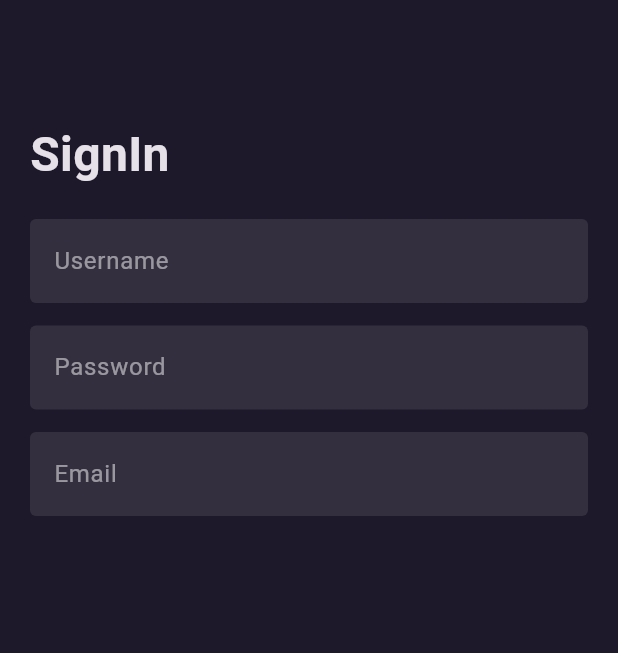
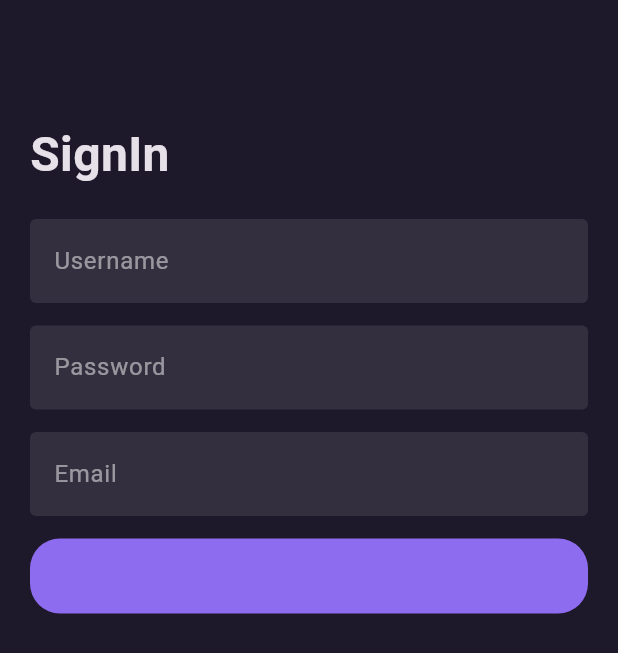
Before and after one commit to xMiuoshh/utrzymanie-ruchu-app, a Flutter app: the screen it shows after launch, on a phone screen of 412 x 824 dp. Shown: the top 653 px of the screen. Run offline on Flutter 3.47's test engine with Material 3 defaults, Android fonts, the light colour scheme and no system bars; Roboto replaces fonts that are missing (Circular Std).

Commit message:
confirm button

```diff
--- a/lib/core/themes/app_theme.dart
+++ b/lib/core/themes/app_theme.dart
@@ -6,17 +6,17 @@ import 'package:utrzymanie_ruchu_app/core/themes/radius.dart';
 
 class AppTheme {
   static final theme = ThemeData.dark().copyWith(
-    scaffoldBackgroundColor: AppColors.background,
+    scaffoldBackgroundColor: AppColors.bgDark1,
     inputDecorationTheme: InputDecorationTheme(
       hintStyle: TextStyle(
-        color: AppColors.tetFieldHint
+        color: AppColors.white50
       ),
       enabledBorder: OutlineInputBorder(
         borderSide: BorderSide(color: Colors.transparent),
         borderRadius: BorderRadius.all(Radius.circular(4))
       ),
       filled: true,
-      fillColor: AppColors.textFieldInputFill,
+      fillColor: AppColors.bgDark2,
       focusedBorder: AppRadius.loginInputFieldRadius,
 
 
--- a/lib/core/themes/colors.dart
+++ b/lib/core/themes/colors.dart
@@ -3,7 +3,7 @@ import 'dart:ui';
 class AppColors {
 
   static const Color primary = Color.fromRGBO(142, 108, 239, 1);
-  static const Color background = Color.fromRGBO(29, 24, 42, 1);
-  static const Color textFieldInputFill = Color.fromRGBO(52, 47, 63, 1);
-  static const Color tetFieldHint = Color.fromRGBO(255, 255, 255, 0.5);
+  static const Color bgDark1 = Color.fromRGBO(29, 24, 42, 1);
+  static const Color bgDark2 = Color.fromRGBO(52, 47, 63, 1);
+  static const Color white50 = Color.fromRGBO(255, 255, 255, 0.5);
 }
--- /dev/null
+++ b/lib/features/login_page/clean_architecture/presentation/widgets/auth_confirm_button.dart
@@ -0,0 +1,19 @@
+import 'package:flutter/material.dart';
+import 'package:utrzymanie_ruchu_app/core/themes/colors.dart';
+
+class AuthConfirmButton extends StatelessWidget{
+  const AuthConfirmButton({super.key});
+
+  @override
+  Widget build(BuildContext context) {
+    return Container(
+      width: MediaQuery.of(context).size.width,
+      height: 50,
+      decoration: BoxDecoration(
+        color: AppColors.primary,
+        borderRadius: BorderRadiusDirectional.all(Radius.circular(20))
+
+      ),
+    );
+  }
+}
--- a/lib/features/login_page/clean_architecture/presentation/widgets/auth_field.dart
+++ b/lib/features/login_page/clean_architecture/presentation/widgets/auth_field.dart
@@ -1,9 +1,9 @@
 import 'package:flutter/material.dart';
 
-class AuthField extends StatelessWidget {
+class AuthInputText extends StatelessWidget {
   final TextEditingController textController;
   final String? text;
-  const AuthField ({super.key, required this.text, required this.textController});
+  const AuthInputText ({super.key, required this.text, required this.textController});
 
   @override
   Widget build(BuildContext context) {
--- a/lib/features/login_page/clean_architecture/presentation/widgets/start_screen.dart
+++ b/lib/features/login_page/clean_architecture/presentation/widgets/start_screen.dart
@@ -1,6 +1,7 @@
 import 'package:flutter/material.dart';
 import 'package:utrzymanie_ruchu_app/core/themes/margins.dart';
 import 'package:utrzymanie_ruchu_app/core/themes/text_styles.dart';
+import 'package:utrzymanie_ruchu_app/features/login_page/clean_architecture/presentation/widgets/auth_confirm_button.dart';
 import 'package:utrzymanie_ruchu_app/features/login_page/clean_architecture/presentation/widgets/auth_field.dart';
 
 class SignInScreen extends StatefulWidget{
@@ -43,23 +44,22 @@ class _SignInScreenState extends State<SignInScreen> {
              child: Padding(
                padding: const EdgeInsets.fromLTRB(Margins.padding20, 0, Margins.padding20, 0),
                child: Column(children: [
-                     AuthField(text: 'Username', textController: usernameController,),
+                     AuthInputText(text: 'Username', textController: usernameController,),
                      SizedBox( height: Margins.spaceBetweenTextFields),
-                     AuthField(text: 'Password', textController: passwordController,),
+                     AuthInputText(text: 'Password', textController: passwordController,),
                      SizedBox( height: Margins.spaceBetweenTextFields,),
-                     AuthField(text: 'Email', textController: emailController,),
+                     AuthInputText(text: 'Email', textController: emailController,),
                      SizedBox( height: Margins.spaceBetweenTextFields, ),
                ],),
-             )
-
-
-
-
-
-
-
 
              ),
+
+             ),
+             Padding(
+               padding: const EdgeInsets.fromLTRB(Margins.padding20, 0, Margins.padding20, 0),
+               child: AuthConfirmButton(),
+             ),
+
 
 
         ]),
```
